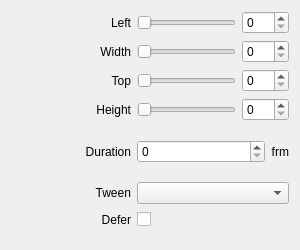
First picture: the form in src/Widgets/Inspector/InspectorClipWidget.ui, repository CasparCG/client, before the edit.
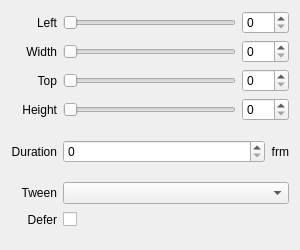
Second picture: the form after the edit.

Commit message: Remove minimumSize constraint from labels

```diff
--- a/src/Widgets/Inspector/InspectorClipWidget.ui
+++ b/src/Widgets/Inspector/InspectorClipWidget.ui
@@ -59,12 +59,6 @@
    </item>
    <item row="1" column="0">
     <widget class="QLabel" name="labelWidth">
-     <property name="minimumSize">
-      <size>
-       <width>120</width>
-       <height>0</height>
-      </size>
-     </property>
      <property name="text">
       <string>Width</string>
      </property>
@@ -102,12 +96,6 @@
    </item>
    <item row="3" column="0">
     <widget class="QLabel" name="labelHeight">
-     <property name="minimumSize">
-      <size>
-       <width>120</width>
-       <height>0</height>
-      </size>
-     </property>
      <property name="text">
       <string>Height</string>
      </property>
@@ -142,12 +130,6 @@
    </item>
    <item row="0" column="0">
     <widget class="QLabel" name="labelLeft">
-     <property name="minimumSize">
-      <size>
-       <width>120</width>
-       <height>0</height>
-      </size>
-     </property>
      <property name="text">
       <string>Left</string>
      </property>
@@ -168,12 +150,6 @@
    </item>
    <item row="2" column="0">
     <widget class="QLabel" name="labelTop">
-     <property name="minimumSize">
-      <size>
-       <width>120</width>
-       <height>0</height>
-      </size>
-     </property>
      <property name="text">
       <string>Top</string>
      </property>
@@ -184,12 +160,6 @@
    </item>
    <item row="5" column="0">
     <widget class="QLabel" name="labelEasing">
-     <property name="minimumSize">
-      <size>
-       <width>120</width>
-       <height>0</height>
-      </size>
-     </property>
      <property name="text">
       <string>Tween</string>
      </property>
@@ -224,12 +194,6 @@
    </item>
    <item row="6" column="0">
     <widget class="QLabel" name="labelDefer">
-     <property name="minimumSize">
-      <size>
-       <width>120</width>
-       <height>0</height>
-      </size>
-     </property>
      <property name="text">
       <string>Defer</string>
      </property>
@@ -240,12 +204,6 @@
    </item>
    <item row="4" column="0">
     <widget class="QLabel" name="labelTransitionDuration">
-     <property name="minimumSize">
-      <size>
-       <width>120</width>
-       <height>0</height>
-      </size>
-     </property>
      <property name="text">
       <string>Duration</string>
      </property>
```
The commit also changes 53 other files.
